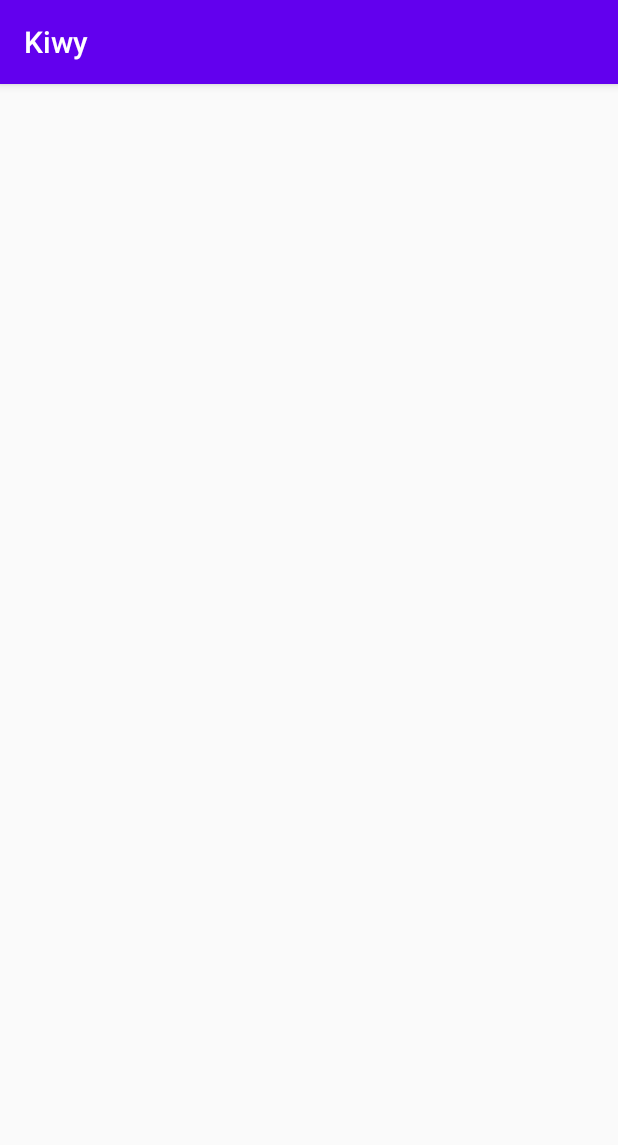
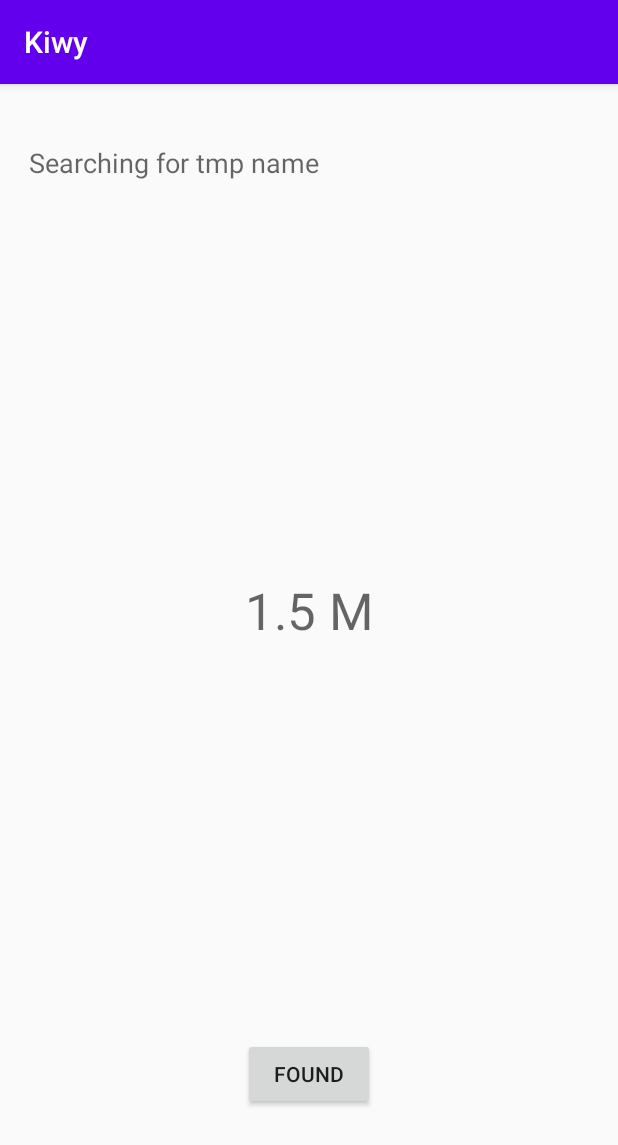
Before and after one commit to Kevnaut/Kiwy, an Android app: the screen it shows after launch (LocateItem), after a tap on "LOCATE ITEM", on a phone screen of 412 x 824 dp. Shown: the top 1145 px of the screen. Run offline under Robolectric (Android 15) with nearby library versions, the phone set to English and light mode, and no system bars.

Commit message:
Made framework of locate item.  Currently does not have accurate distance as that has yet to be made.  Direction calculations is currently under development.

```diff
--- a/app/src/main/java/com/example/kiwy/LocateItem.java
+++ b/app/src/main/java/com/example/kiwy/LocateItem.java
@@ -1,14 +1,79 @@
 package com.example.kiwy;
 
+import android.content.Intent;
 import android.os.Bundle;
+import android.view.View;
+import android.widget.Button;
+import android.widget.TextView;
 
 import androidx.appcompat.app.AppCompatActivity;
 
+import java.math.BigDecimal;
+import java.math.RoundingMode;
+
 public class LocateItem extends AppCompatActivity {
+
+    private static String deviceNameHeader = "Searching for ";
+    private TextView tDeviceNameBox;
+    private TextView tDistance;
+    private Button btFound;
 
     @Override
     protected void onCreate(Bundle savedInstanceState) {
         super.onCreate(savedInstanceState);
         setContentView(R.layout.activity_locate_item);
+        //intent = getIntent();
+
+        tDeviceNameBox = (TextView) findViewById(R.id.tDeviceNameBox);
+        tDistance = (TextView) findViewById(R.id.tDistance);
+        btFound = (Button) findViewById(R.id.btFound);
+
+        tDeviceNameBox.setText(deviceNameHeader + /*intent.getStringExtra("btDeviceName" )*/ "tmp name");
+        setDistanceReadout(5, "meters");
+        btFound.setOnClickListener(new View.OnClickListener(){ //go back to main menu
+            @Override
+             public void onClick(View view){
+                returnToMainMenu();
+            }
+        });
     }
+
+    // accepts distance in terms of feet
+    // if unit is not type feet it will convert it the the appropriate type
+    public void setDistanceReadout(double distance, String Units){
+
+        String UnitAbbreviation;
+        double calculatedDistance = distance;
+
+        if(Units == "feet"){
+            UnitAbbreviation = " ft.";
+        } else if (Units == "meters" ) {
+            //convert to meters with only 1 decimal place
+            calculatedDistance = BigDecimal.valueOf(distance/3.28)
+                    .setScale(1, RoundingMode.HALF_UP)
+                    .doubleValue();
+            UnitAbbreviation = " M";
+        } else {
+            UnitAbbreviation = " unknown units";
+        }
+
+        tDistance.setText(String.valueOf(calculatedDistance) + UnitAbbreviation);
+
+    }
+
+    //TODO
+    //returns the direction in degrees
+    /*
+    private int findDirection(){
+        int ret;
+
+        return ret;
+    }
+    */
+
+    public void returnToMainMenu(){
+        Intent intent = new Intent(this, MainActivity.class);
+        startActivity(intent);
+    }
+
 }
--- a/app/src/main/java/com/example/kiwy/MainActivity.java
+++ b/app/src/main/java/com/example/kiwy/MainActivity.java
@@ -132,6 +132,7 @@ public class MainActivity extends AppCompatActivity {
             @Override
             public void onClick(View view) {
                 openLocateItem();
+
             }
         });
 
--- a/app/src/main/res/layout/activity_locate_item.xml
+++ b/app/src/main/res/layout/activity_locate_item.xml
@@ -2,8 +2,51 @@
 <androidx.constraintlayout.widget.ConstraintLayout xmlns:android="http://schemas.android.com/apk/res/android"
     xmlns:app="http://schemas.android.com/apk/res-auto"
     xmlns:tools="http://schemas.android.com/tools"
+    android:id="@+id/linearLayout"
     android:layout_width="match_parent"
-    android:layout_height="match_parent"
-    tools:context=".LocateItem">
+    android:layout_height="match_parent">
 
+    <TextView
+        android:id="@+id/tDeviceNameBox"
+        android:layout_width="301dp"
+        android:layout_height="0dp"
+        android:layout_marginTop="40dp"
+        android:layout_marginEnd="72dp"
+        android:layout_marginRight="72dp"
+        android:text="Searching for  "
+        android:textAppearance="@style/TextAppearance.AppCompat.Medium"
+        app:layout_constraintEnd_toEndOf="parent"
+        app:layout_constraintHorizontal_bias="0.5"
+        app:layout_constraintStart_toStartOf="parent"
+        app:layout_constraintTop_toTopOf="parent" />
+
+    <TextView
+        android:id="@+id/tDistance"
+        android:layout_width="wrap_content"
+        android:layout_height="wrap_content"
+        android:text="-1"
+        android:textAppearance="@style/TextAppearance.AppCompat.Display1"
+        app:layout_constraintBottom_toTopOf="@+id/btFound"
+        app:layout_constraintEnd_toEndOf="parent"
+        app:layout_constraintHorizontal_bias="0.5"
+        app:layout_constraintStart_toStartOf="parent"
+        app:layout_constraintTop_toBottomOf="@+id/tDeviceNameBox" />
+
+    <Button
+        android:id="@+id/btFound"
+        android:layout_width="wrap_content"
+        android:layout_height="wrap_content"
+        android:layout_marginBottom="84dp"
+        android:text="Found"
+        app:layout_constraintBottom_toBottomOf="parent"
+        app:layout_constraintEnd_toEndOf="parent"
+        app:layout_constraintHorizontal_bias="0.5"
+        app:layout_constraintStart_toStartOf="parent" />
+
+    <androidx.constraintlayout.widget.Guideline
+        android:id="@+id/guideline"
+        android:layout_width="wrap_content"
+        android:layout_height="wrap_content"
+        android:orientation="vertical"
+        app:layout_constraintGuide_begin="20dp" />
 </androidx.constraintlayout.widget.ConstraintLayout>
```
